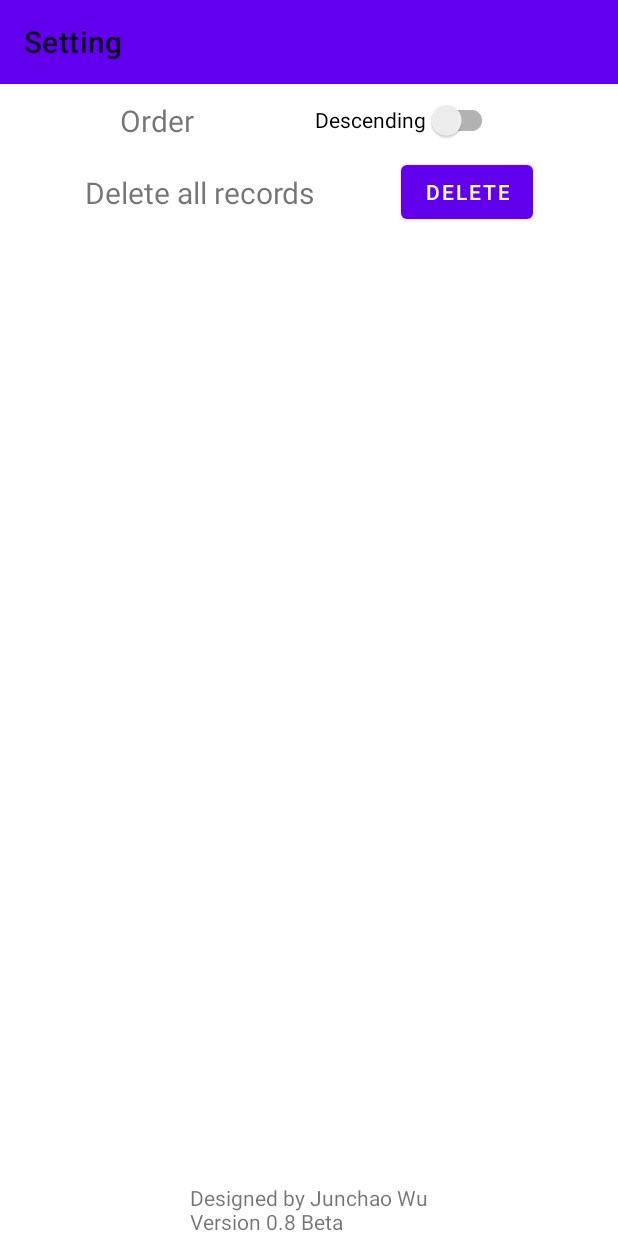
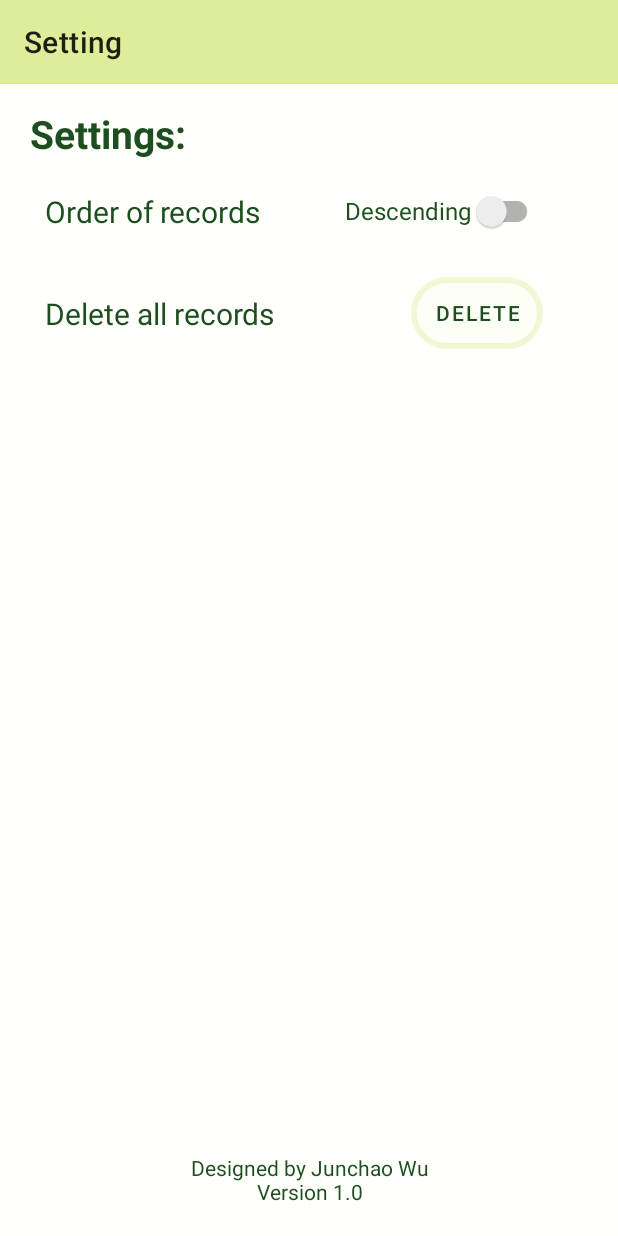
Before and after one commit to Wu-Junchao/TargetScanApp, an Android app: the Setting screen opened directly, with no data from a screen before it, on a phone screen of 412 x 824 dp. Run offline under Robolectric (Android 15) with nearby library versions, the light colour scheme and no system bars.

Commit message:
Beautify UI for cover and setting page

```diff
--- a/app/build.gradle
+++ b/app/build.gradle
@@ -13,7 +13,7 @@ android {
     }
     defaultConfig {
         applicationId "com.example.targetscan"
-        minSdk 28
+        minSdk 29
         targetSdk 33
         versionCode 1
         versionName "1.0"
--- a/app/src/main/java/com/example/targetscan/MainActivity.kt
+++ b/app/src/main/java/com/example/targetscan/MainActivity.kt
@@ -124,11 +124,6 @@ class MainActivity : AppCompatActivity() {
             startActivity(intent)
         }
 
-        binding.viewDataAnalysisButton.setOnClickListener {
-            val intent = Intent(this,DataDisplay::class.java)
-            startActivity(intent)
-        }
-
         binding.monthSelector.setOnClickListener {
 
             val dialog = MonthYearPickerDialog.Builder(
--- a/app/src/main/java/com/example/targetscan/TakePhoto2.kt
+++ b/app/src/main/java/com/example/targetscan/TakePhoto2.kt
@@ -22,9 +22,7 @@ import androidx.camera.core.ImageCapture.CAPTURE_MODE_MAXIMIZE_QUALITY
 import androidx.camera.core.ImageCapture.FLASH_MODE_ON
 import androidx.camera.core.ImageCaptureException
 import androidx.camera.core.Preview
-import androidx.camera.core.processing.SurfaceProcessorNode.In
 import androidx.core.content.FileProvider
-import androidx.core.view.isVisible
 import java.io.File
 import androidx.camera.lifecycle.ProcessCameraProvider
 import androidx.camera.view.PreviewView
--- /dev/null
+++ b/app/src/main/res/drawable/button_style.xml
@@ -0,0 +1,16 @@
+<?xml version="1.0" encoding="utf-8"?>
+<shape xmlns:android="http://schemas.android.com/apk/res/android">
+    <stroke
+        android:width="4dp"
+        android:color="@color/buttonStrike" />
+
+    <solid android:color="@color/buttonBackground" />
+
+    <padding
+        android:left="1dp"
+        android:right="1dp"
+        android:bottom="1dp"
+        android:top="1dp" />
+
+    <corners android:radius="35dp"/>
+</shape>
--- a/app/src/main/res/layout/activity_main.xml
+++ b/app/src/main/res/layout/activity_main.xml
@@ -22,11 +22,6 @@
             android:background="?colorPrimary"/>
 
 
-        <Button
-            android:layout_width="match_parent"
-            android:layout_height="wrap_content"
-            android:id="@+id/viewDataAnalysisButton"
-            android:text="Data analysis"/>
 
         <Button
             android:id="@+id/monthSelector"
--- a/app/src/main/res/layout/activity_setting.xml
+++ b/app/src/main/res/layout/activity_setting.xml
@@ -4,7 +4,8 @@
     xmlns:tools="http://schemas.android.com/tools"
     android:layout_width="match_parent"
     android:layout_height="match_parent"
-    tools:context=".Setting">
+    tools:context=".Setting"
+    android:background="@color/appBackground">
 
 
         <androidx.appcompat.widget.Toolbar
@@ -15,33 +16,51 @@
             app:layout_constraintTop_toTopOf="parent"
             app:layout_constraintStart_toStartOf="parent"
             app:layout_constraintEnd_toEndOf="parent"/>
-
+        <TextView
+            android:layout_width="match_parent"
+            android:layout_height="wrap_content"
+            android:id="@+id/header_title"
+            android:text="Settings:"
+            android:textSize="26dp"
+            android:textStyle="bold"
+            android:textColor="@color/textColor"
+            android:layout_marginVertical="15dp"
+            android:layout_marginHorizontal="20dp"
+            app:layout_constraintTop_toBottomOf="@id/toolbar"
+            app:layout_constraintBottom_toTopOf="@id/orderWrap"
+            app:layout_constraintStart_toStartOf="parent"
+            app:layout_constraintEnd_toEndOf="parent"
+            />
         <androidx.constraintlayout.widget.ConstraintLayout
             android:layout_width="match_parent"
             android:layout_height="wrap_content"
             android:id="@+id/orderWrap"
-            app:layout_constraintTop_toBottomOf="@id/toolbar"
+            app:layout_constraintTop_toBottomOf="@id/header_title"
             app:layout_constraintStart_toStartOf="parent"
-            app:layout_constraintEnd_toEndOf="parent">
+            app:layout_constraintEnd_toEndOf="parent"
+            android:paddingVertical="10dp">
 
             <TextView
                 android:layout_width="wrap_content"
                 android:layout_height="wrap_content"
-                android:text="Order"
-                android:textSize="20dp"
+                android:text="Order of records"
+                android:textSize="20sp"
+                android:textColor="@color/textColor"
                 android:id="@+id/orderText"
+                android:layout_marginLeft="30dp"
                 app:layout_constraintTop_toTopOf="parent"
                 app:layout_constraintBottom_toBottomOf="parent"
-                app:layout_constraintStart_toStartOf="parent"
-                app:layout_constraintEnd_toStartOf="@id/orderSwitch"/>
+                app:layout_constraintStart_toStartOf="parent"/>
             <androidx.appcompat.widget.SwitchCompat
                 android:layout_width="wrap_content"
                 android:layout_height="wrap_content"
                 android:id="@+id/orderSwitch"
                 android:text="Descending"
+                android:textSize="16sp"
+                android:layout_marginRight="50dp"
+                android:textColor="@color/textColor"
                 app:layout_constraintTop_toTopOf="parent"
                 app:layout_constraintBottom_toBottomOf="parent"
-                app:layout_constraintStart_toEndOf="@id/orderText"
                 app:layout_constraintEnd_toEndOf="parent"/>
         </androidx.constraintlayout.widget.ConstraintLayout>
 
@@ -51,26 +70,30 @@
             android:id="@+id/deleteAllWrap"
             app:layout_constraintTop_toBottomOf="@id/orderWrap"
             app:layout_constraintStart_toStartOf="parent"
-            app:layout_constraintEnd_toEndOf="parent">
+            app:layout_constraintEnd_toEndOf="parent"
+            android:paddingVertical="10dp">
 
             <TextView
                 android:layout_width="wrap_content"
                 android:layout_height="wrap_content"
                 android:text="Delete all records"
-                android:textSize="20dp"
+                android:textSize="20sp"
+                android:textColor="@color/textColor"
                 android:id="@+id/deleteText"
+                android:layout_marginLeft="30dp"
                 app:layout_constraintTop_toTopOf="parent"
                 app:layout_constraintBottom_toBottomOf="parent"
-                app:layout_constraintStart_toStartOf="parent"
-                app:layout_constraintEnd_toStartOf="@id/deleteButton"/>
+                app:layout_constraintStart_toStartOf="parent"/>
             <Button
                 android:layout_width="wrap_content"
                 android:layout_height="wrap_content"
                 android:id="@+id/deleteButton"
                 android:text="Delete"
+                android:layout_marginRight="50dp"
+                android:background="@drawable/button_style"
+                android:textColor="@color/textColor"
                 app:layout_constraintTop_toTopOf="parent"
                 app:layout_constraintBottom_toBottomOf="parent"
-                app:layout_constraintStart_toEndOf="@id/deleteText"
                 app:layout_constraintEnd_toEndOf="parent"/>
         </androidx.constraintlayout.widget.ConstraintLayout>
 
@@ -81,13 +104,16 @@
             app:layout_constraintBottom_toBottomOf="parent"
             app:layout_constraintStart_toStartOf="parent"
             app:layout_constraintEnd_toEndOf="parent"
+            android:layout_marginBottom="20dp"
             >
 
             <TextView
                 android:layout_width="wrap_content"
                 android:layout_height="wrap_content"
                 android:id="@+id/copyrightText"
-                android:text="Designed by Junchao Wu\nVersion 0.8 Beta"
+                android:text="Designed by Junchao Wu\nVersion 1.0"
+                android:textColor="@color/textColor"
+                android:gravity="center_horizontal"
                 app:layout_constraintTop_toTopOf="parent"
                 app:layout_constraintBottom_toBottomOf="parent"
                 app:layout_constraintStart_toStartOf="parent"
--- a/app/src/main/res/values/colors.xml
+++ b/app/src/main/res/values/colors.xml
@@ -10,4 +10,37 @@
     <color name="gray">#7C7C7C</color>
     <color name="orange">#E2A100</color>
     <color name="red">#FF0000</color>
+    <color name="textColor">#1C4E1F</color>
+    <color name="appBackground">#03FFE600</color>
+    <color name="buttonBackground">#0D558B2F</color>
+    <color name="buttonStrike">#66739E24</color>
+
+    <color name="blue_grey">#455A64</color>
+    <color name="pink">#E91E63</color>
+    <color name="purple">#9C27B0</color>
+    <color name="deep_purple">#673AB7</color>
+    <color name="indigo">#3F51B5</color>
+    <color name="blue">#2196F3</color>
+    <color name="light_blue">#03A9F4</color>
+    <color name="cyan">#00BCD4</color>
+    <color name="teal">#009688</color>
+    <color name="green">#4CAF50</color>
+
+    <color name="light_green">#8BC34A</color>
+    <color name="light_green_50">#808BC34A</color>
+    <color name="lime">#CDDC39</color>
+    <color name="lime_50">#80BEDC39</color>
+    <color name="yellow">#FFEB3B</color>
+    <color name="amber">#FFC107</color>
+    <color name="deep_orange">#FF5722</color>
+    <color name="brown">#795548</color>
+    <color name="grey">#E0E0E0</color>
+
+    <color name="white_70">#B3FFFFFF</color>
+
+    <color name="white_40">#66FFFFFF</color>
+
+    <color name="cyan_50">#E0F7FA</color>
+    <color name="amber_50">#FFF8E1</color>
+    <color name="purple_50">#F3E5F5</color>
 </resources>
--- a/app/src/main/res/values/styles.xml
+++ b/app/src/main/res/values/styles.xml
@@ -1,7 +1,7 @@
 <?xml version="1.0" encoding="utf-8"?>
 <resources>
     <style name="Style.MonthYearPickerDialog" parent="Theme.MaterialComponents.DayNight.Dialog.Alert">
-        <item name="android:backgroundTint">@color/white</item>
+        <item name="android:backgroundTint">@color/appBackground</item>
         <item name="buttonBarNegativeButtonStyle">@style/Style.DialogButton.Black</item>
         <item name="buttonBarPositiveButtonStyle">@style/Style.DialogButton.primary</item>
         <item name="headerBackgroundColor">@color/purple_200</item>
--- a/app/src/main/res/values/themes.xml
+++ b/app/src/main/res/values/themes.xml
@@ -1,10 +1,11 @@
 <resources xmlns:tools="http://schemas.android.com/tools">
     <!-- Base application theme. -->
-    <style name="Theme.TargetScan" parent="Theme.MaterialComponents.DayNight.NoActionBar">
+    <style name="Theme.TargetScan" parent="Theme.MaterialComponents.Light.NoActionBar">
+        <item name="android:forceDarkAllowed">false</item>
         <!-- Primary brand color. -->
-        <item name="colorPrimary">@color/purple_500</item>
-        <item name="colorPrimaryVariant">@color/purple_700</item>
-        <item name="colorOnPrimary">@color/white</item>
+        <item name="colorPrimary">@color/lime_50</item>
+        <item name="colorPrimaryVariant">@color/light_green_50</item>
+        <item name="colorOnPrimary">@color/amber_50</item>
         <!-- Secondary brand color. -->
         <item name="colorSecondary">@color/teal_200</item>
         <item name="colorSecondaryVariant">@color/teal_700</item>
```
Also changed, not shown: app/src/main/AndroidManifest.xml (+13 -0 lines), app/src/main/java/com/example/targetscan/CoverPage.kt (added, +35 -0 lines), app/src/main/res/layout/activity_cover_page.xml (added, +119 -0 lines), 1 other file.
